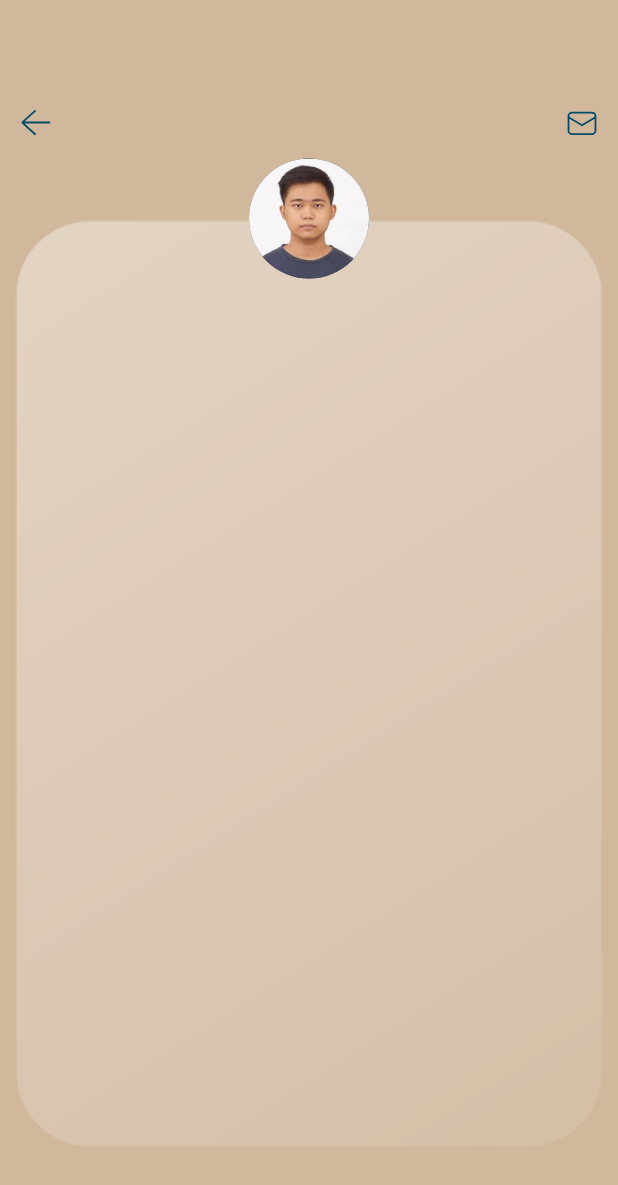
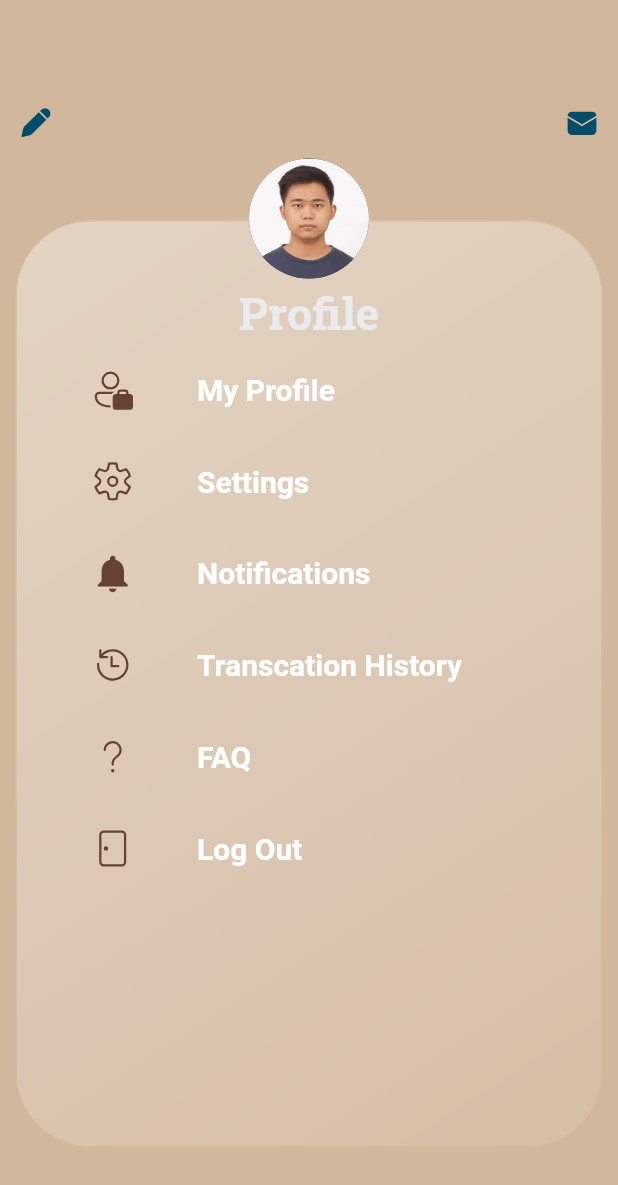
Before and after one commit to alphakzt99/Consult, a Flutter app: the Account screen opened directly, on a phone screen of 412 x 824 dp. Shown: the top 1185 px of the screen. Run offline on Flutter 3.47's test engine with Material 2 defaults, Android fonts, the phone set to English and light mode, and no system bars; drawn by our look-alikes of glass_kit; our stand-ins replace fluentui_system_icons, flutter_swipe_action_cell, remixicon; missing offline and left inert: iconify_flutter.

Commit message:
account started

```diff
--- a/lib/pages/account.dart
+++ b/lib/pages/account.dart
@@ -1,7 +1,9 @@
 import 'package:consult_app/pages/main_page.dart';
 import 'package:fluentui_system_icons/fluentui_system_icons.dart';
+import 'package:flutter/foundation.dart';
 import 'package:flutter/material.dart';
 import 'package:glass_kit/glass_kit.dart';
+import 'package:iconify_flutter/icons/fluent.dart';
 
 class Account extends StatefulWidget {
   const Account({super.key});
@@ -14,6 +16,37 @@ class _AccountState extends State<Account> {
   @override
   Widget build(BuildContext context) {
     var size = MediaQuery.of(context).size;
+    Widget grid(IconData icon, String name) {
+      return Container(
+        height: size.height * 0.05,
+        margin: EdgeInsets.symmetric(vertical: 10,horizontal: 0),
+        decoration: BoxDecoration(
+
+            borderRadius: BorderRadius.circular(10)),
+        child: Row(
+          children: [
+            SizedBox(width: size.width * 0.07,),
+            Icon(
+              icon,
+              size: 30,
+              color: Theme.of(context).primaryColor,
+            ),
+            SizedBox(width: size.width * 0.1,),
+            Text(name,style: Theme.of(context).textTheme.headline3,)
+          ],
+        ),
+
+      );
+    }
+
+    List gridList = [
+      grid(FluentIcons.person_accounts_20_regular, "My Profile"),
+      grid(FluentIcons.settings_20_regular, "Settings"),
+      grid(Icons.notifications, "Notifications"),
+      grid(FluentIcons.history_20_regular, "Transcation History"),
+      grid(FluentIcons.question_20_regular, "FAQ"),
+      grid(FluentIcons.door_20_regular, "Log Out"),
+    ];
     return Scaffold(
       backgroundColor: Theme.of(context).primaryColorLight,
       body: Container(
@@ -35,13 +68,13 @@ class _AccountState extends State<Account> {
                       Navigator.pop(context);
                     },
                     icon: Icon(
-                      FluentIcons.arrow_left_20_regular,
+                      FluentIcons.edit_20_filled,
                       color: Theme.of(context).colorScheme.onPrimary,
                     )),
                 IconButton(
                     onPressed: () {},
                     icon: Icon(
-                      FluentIcons.mail_20_regular,
+                      FluentIcons.mail_20_filled,
                       color: Theme.of(context).colorScheme.onPrimary,
                     ))
               ],
@@ -92,7 +125,24 @@ class _AccountState extends State<Account> {
                           stops: [0.0, 0.39, 0.40, 1.0],
                         ),
                         blur: 20,
-                        child: Column(children: []),
+                        child: Column(
+                            crossAxisAlignment: CrossAxisAlignment.center,
+                            children: [
+                              SizedBox(height: size.height * 0.05,),
+                              Text(
+                                "Profile",
+                                style: Theme.of(context).textTheme.headline1,
+                              ),
+                              Container(
+                                padding: EdgeInsets.all(0),
+                                color: Colors.transparent,
+                                height: size.height * 0.6,
+                                child: ListView.builder(
+                                  shrinkWrap: true,
+                                  itemCount: gridList.length,
+                                  itemBuilder: (context, index) => gridList[index]),
+                              )
+                            ]),
                       ),
                     ],
                   ),
```
